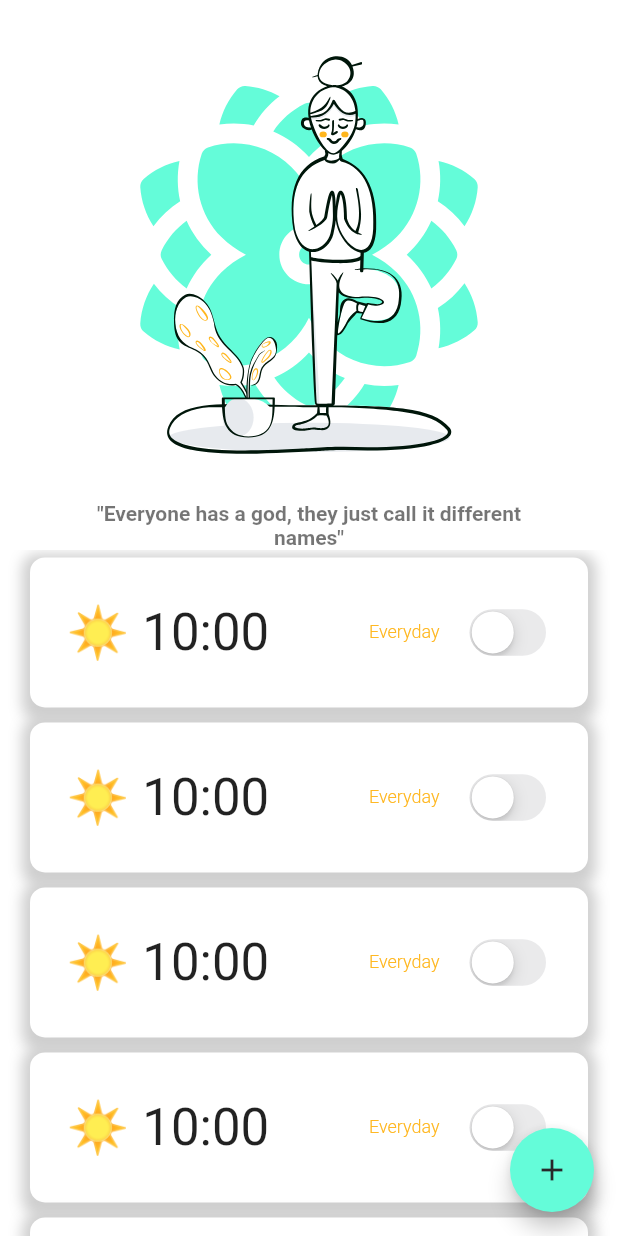
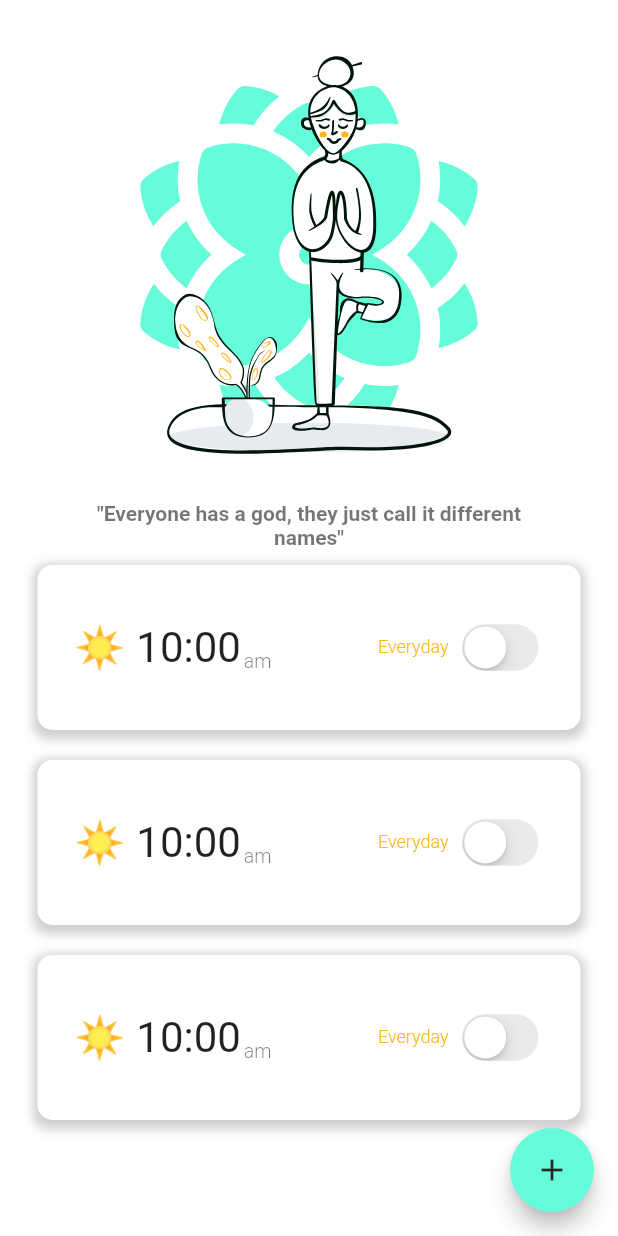
Before and after one commit to motivado-app/app, a Flutter app: the MotivationHomeScreen screen opened by its route, on a phone screen of 412 x 824 dp. Run offline on Flutter 3.47's test engine with Material 2 defaults, Android fonts, the phone set to English and light mode, and no system bars; our stand-ins replace firebase_auth, firebase_core, flutter_svg, otp_text_field; accounts and stored records are empty.

Commit message:
bugs fixed, UI improved

```diff
--- a/lib/screens/login_screen.dart
+++ b/lib/screens/login_screen.dart
@@ -41,9 +41,9 @@ class _LoginScreenState extends State<LoginScreen> {
     });
     try {
       final authCredential = await _auth.signInWithCredential(cred);
-      setState(() {
-        _showloading = false;
-      });
+      // setState(() {
+      //   _showloading = false;
+      // });
 
       if (authCredential.user != null) {
         Navigator.of(context)
@@ -74,7 +74,7 @@ class _LoginScreenState extends State<LoginScreen> {
 
   void _codeSent(verifyId, resendingToken) {
     setState(() {
-      //_currSate = MobileVerificationState.showOtpForm;
+      _currSate = MobileVerificationState.showOtpForm;
       _showloading = false;
       verificationId = verifyId;
     });
@@ -164,13 +164,13 @@ class _LoginScreenState extends State<LoginScreen> {
                             if (_phNum.text.isNotEmpty &&
                                 _phNum.text.length == 10) {
                               setState(() {
-                                _currSate = MobileVerificationState.showOtpForm;
+                                _showloading = true;
                               });
 
                               await _auth.verifyPhoneNumber(
                                 phoneNumber: '+91${_phNum.text}',
                                 verificationCompleted: (credential) {
-                                  // signInWithPhoneAuthCredential(credential);
+                                  signInWithPhoneAuthCredential(credential);
                                 },
                                 verificationFailed: _verificationFailed,
                                 codeSent: _codeSent,
--- a/lib/screens/motivation_home_screen.dart
+++ b/lib/screens/motivation_home_screen.dart
@@ -64,12 +64,12 @@ class _MotivationHomeScreenState extends State<MotivationHomeScreen> {
             ),
           ),
           Container(
-            height: _screenHeight * 0.58,
+            height: _screenHeight * 0.582,
             child: ListView.builder(
               itemBuilder: (ctx, idx) {
                 return MotivationAlarmTile(_alarmStatus, _setAlarm);
               },
-              itemCount: 10,
+              itemCount: 3,
             ),
           ),
         ],
--- a/lib/widgets/motivation_alarm_tile.dart
+++ b/lib/widgets/motivation_alarm_tile.dart
@@ -10,16 +10,16 @@ class MotivationAlarmTile extends StatelessWidget {
   @override
   Widget build(BuildContext context) {
     return Container(
-      height: 100,
+      height: 110,
       //width: double.infinity,
-      margin: const EdgeInsets.symmetric(horizontal: 20, vertical: 5),
+      margin: const EdgeInsets.symmetric(horizontal: 25, vertical: 10),
       padding: const EdgeInsets.all(8),
       decoration: BoxDecoration(
         boxShadow: [
           BoxShadow(
             color: Colors.grey.withOpacity(0.5),
-            spreadRadius: 5,
-            blurRadius: 7,
+            spreadRadius: 3,
+            blurRadius: 5,
             offset: const Offset(0, 3), // changes position of shadow
           ),
         ],
@@ -33,9 +33,31 @@ class MotivationAlarmTile extends StatelessWidget {
       ),
       child: Center(
         child: ListTile(
-          leading: const Text(
-            '☀️ 10:00',
-            style: TextStyle(fontSize: 34),
+          horizontalTitleGap: 5,
+          // leading: const Text(
+          //   '☀️ 10:00',
+          //   style: TextStyle(fontSize: 28),
+          // ),
+          leading: Row(
+            mainAxisSize: MainAxisSize.min,
+            crossAxisAlignment: CrossAxisAlignment.end,
+            mainAxisAlignment: MainAxisAlignment.start,
+            children: const [
+              Text(
+                '☀️ 10:00',
+                style: TextStyle(fontSize: 28),
+              ),
+              SizedBox(
+                width: 2,
+              ),
+              Text(
+                'am',
+                style: TextStyle(
+                    fontSize: 13,
+                    fontWeight: FontWeight.w300,
+                    color: Colors.black54),
+              ),
+            ],
           ),
           title: Text(
             'Everyday',
```
